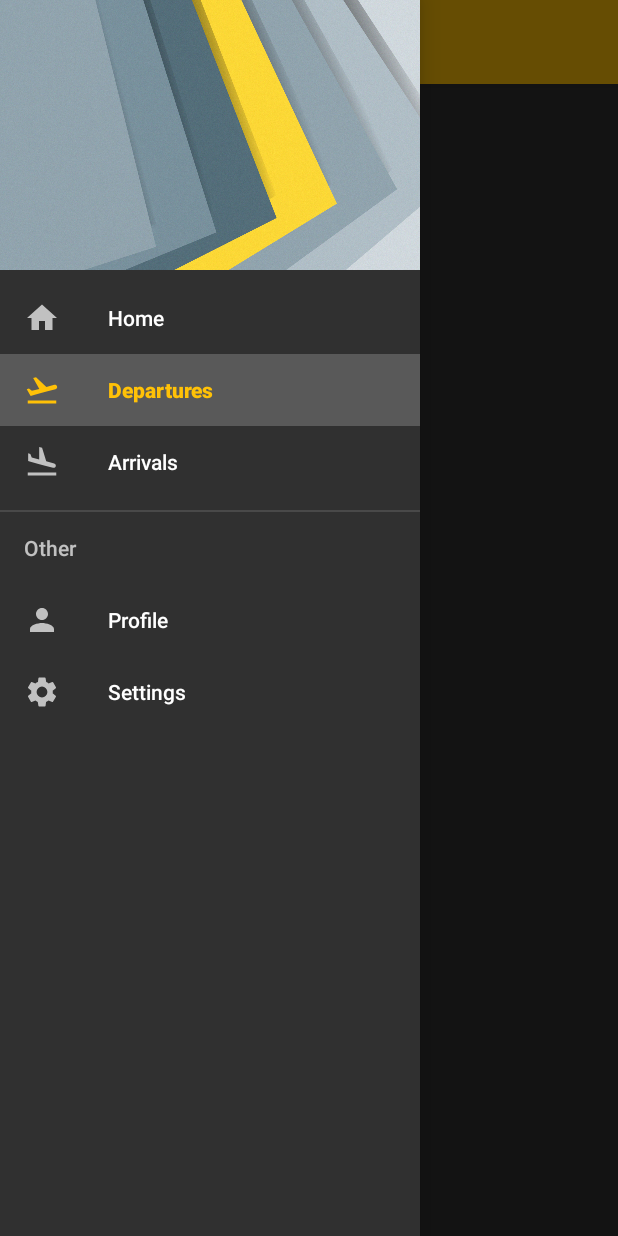
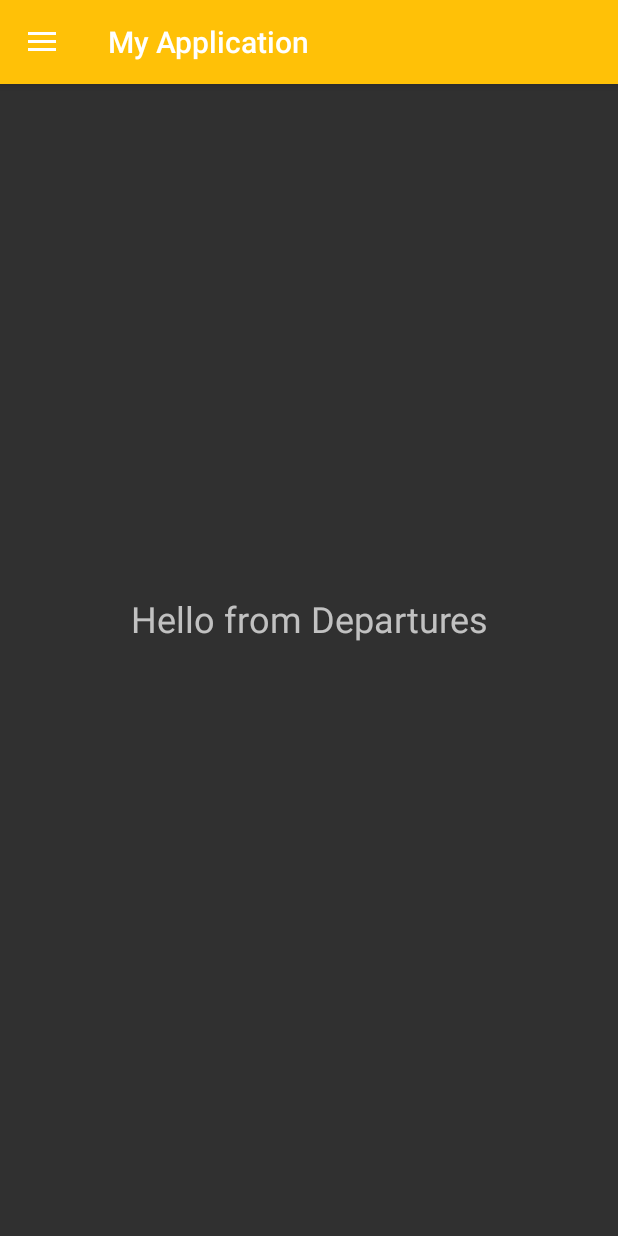
Before and after one commit to FranciscoJavierMartin/Demo-navigation-drawer-kotlin, an Android app: the screen it shows after launch (MainActivity), in the side drawer, after a tap on "Departures", on a phone screen of 412 x 824 dp. Run offline under Robolectric (Android 15) with nearby library versions, the phone set to English and light mode, and no system bars.

```diff
--- a/app/build.gradle
+++ b/app/build.gradle
@@ -24,12 +24,14 @@ android {
 
 dependencies {
     implementation fileTree(dir: 'libs', include: ['*.jar'])
-    implementation"org.jetbrains.kotlin:kotlin-stdlib-jdk7:$kotlin_version"
+    implementation "org.jetbrains.kotlin:kotlin-stdlib-jdk7:$kotlin_version"
     implementation 'com.android.support:appcompat-v7:28.0.0'
     implementation 'com.android.support.constraint:constraint-layout:1.1.3'
+    implementation 'com.android.support:support-v4:28.0.0'
     testImplementation 'junit:junit:4.12'
     androidTestImplementation 'com.android.support.test:runner:1.0.2'
     androidTestImplementation 'com.android.support.test.espresso:espresso-core:3.0.2'
 
     implementation 'com.android.support:design:28.0.0'
+    implementation 'com.squareup.picasso:picasso:2.71828'
 }
--- a/app/src/main/AndroidManifest.xml
+++ b/app/src/main/AndroidManifest.xml
@@ -9,7 +9,7 @@
             android:roundIcon="@mipmap/ic_launcher_round"
             android:supportsRtl="true"
             android:theme="@style/AppTheme">
-        <activity android:name=".MainActivity">
+        <activity android:name=".activities.MainActivity">
             <intent-filter>
                 <action android:name="android.intent.action.MAIN"/>
 
--- a/app/src/main/java/com/example/myapplication/MainActivity.kt
+++ /dev/null
@@ -1,43 +0,0 @@
-package com.example.myapplication
-
-import android.support.v7.app.AppCompatActivity
-import android.os.Bundle
-import android.support.design.widget.NavigationView
-import android.support.v7.app.ActionBarDrawerToggle
-import android.support.v7.widget.Toolbar
-import android.view.MenuItem
-import kotlinx.android.synthetic.main.activity_main.*
-
-class MainActivity : AppCompatActivity(), NavigationView.OnNavigationItemSelectedListener {
-
-    private var _toolbar: Toolbar? = null
-
-    override fun onCreate(savedInstanceState: Bundle?) {
-        super.onCreate(savedInstanceState)
-        setContentView(R.layout.activity_main)
-        toolbarToLoad(toolbar as Toolbar)
-        setNavDrawer()
-    }
-
-    override fun onNavigationItemSelected(item: MenuItem): Boolean {
-        return true
-    }
-
-    private fun setNavDrawer(){
-        val toggle = ActionBarDrawerToggle(this, drawerLayout, _toolbar, R.string.open_drawer, R.string.close_drawer)
-        toggle.isDrawerIndicatorEnabled = true
-        drawerLayout.addDrawerListener(toggle)
-        toggle.syncState()
-
-        navView.setNavigationItemSelectedListener(this)
-    }
-
-    private fun toolbarToLoad(toolbar: Toolbar?){
-        this._toolbar = toolbar
-        this._toolbar?.let { setSupportActionBar(this._toolbar) }
-    }
-
-    private fun enableHomeDisplay(value: Boolean){
-        supportActionBar?.setDisplayHomeAsUpEnabled(value)
-    }
-}
--- /dev/null
+++ b/app/src/main/java/com/example/myapplication/activities/MainActivity.kt
@@ -0,0 +1,100 @@
+package com.example.myapplication.activities
+
+import android.support.v7.app.AppCompatActivity
+import android.os.Bundle
+import android.support.design.widget.NavigationView
+import android.support.v4.app.Fragment
+import android.support.v4.view.GravityCompat
+import android.support.v7.app.ActionBarDrawerToggle
+import android.support.v7.widget.Toolbar
+import android.view.MenuItem
+import android.widget.TextView
+import com.example.myapplication.R
+import com.example.myapplication.fragments.ArrivalsFragment
+import com.example.myapplication.fragments.DeparturesFragment
+import com.example.myapplication.fragments.HomeFragment
+import com.example.myapplication.toast
+import kotlinx.android.synthetic.main.activity_main.*
+
+class MainActivity : AppCompatActivity(), NavigationView.OnNavigationItemSelectedListener {
+
+    private var _toolbar: Toolbar? = null
+
+    override fun onCreate(savedInstanceState: Bundle?) {
+        super.onCreate(savedInstanceState)
+        setContentView(R.layout.activity_main)
+        toolbarToLoad(toolbar as Toolbar)
+
+        setNavDrawer()
+        setUserHeaderInformation()
+
+        if(savedInstanceState == null){
+            fragmentTransaction(HomeFragment())
+            navView.menu.getItem(0).isChecked = true
+        }
+
+    }
+
+    override fun onNavigationItemSelected(item: MenuItem): Boolean {
+        showMessageNavItemSelectedById(item.itemId)
+        loadFragmentById(item.itemId)
+        drawerLayout.closeDrawer(GravityCompat.START)
+        return true
+    }
+
+    override fun onBackPressed() {
+        if(drawerLayout.isDrawerOpen(GravityCompat.START)){
+            drawerLayout.closeDrawer(GravityCompat.START)
+        } else{
+            super.onBackPressed()
+        }
+    }
+
+    private fun fragmentTransaction(fragment: Fragment){
+        supportFragmentManager.beginTransaction()
+            .replace(R.id.container, fragment)
+            .commit()
+    }
+
+    private fun setNavDrawer(){
+        val toggle = ActionBarDrawerToggle(this, drawerLayout, _toolbar, R.string.open_drawer, R.string.close_drawer)
+        toggle.isDrawerIndicatorEnabled = true
+        drawerLayout.addDrawerListener(toggle)
+        toggle.syncState()
+
+        navView.setNavigationItemSelectedListener(this)
+    }
+
+    private fun toolbarToLoad(toolbar: Toolbar?){
+        this._toolbar = toolbar
+        this._toolbar?.let { setSupportActionBar(this._toolbar) }
+    }
+
+    private fun enableHomeDisplay(value: Boolean){
+        supportActionBar?.setDisplayHomeAsUpEnabled(value)
+    }
+
+    private fun loadFragmentById(id: Int){
+        when(id){
+            R.id.nav_home -> fragmentTransaction(HomeFragment())
+            R.id.nav_departures -> fragmentTransaction(DeparturesFragment())
+            R.id.nav_arrivals -> fragmentTransaction(ArrivalsFragment())
+        }
+    }
+
+    private fun showMessageNavItemSelectedById(id:Int){
+        when(id){
+            R.id.nav_profile -> toast("Profile")
+            R.id.nav_settings -> toast("Settings")
+        }
+    }
+
+    private fun setUserHeaderInformation(){
+        val name = navView.getHeaderView(0).findViewById<TextView>(R.id.textViewName)
+        val email = navView.getHeaderView(0).findViewById<TextView>(R.id.textViewEmail)
+
+        // This is only for learning purpose
+        name?.let { name.text = getString(R.string.user_name) }
+        email?.let { email.text = getString(R.string.user_email) }
+    }
+}
--- /dev/null
+++ b/app/src/main/java/com/example/myapplication/fragments/DeparturesFragment.kt
@@ -0,0 +1,23 @@
+package com.example.myapplication.fragments
+
+import android.os.Bundle
+import android.support.v4.app.Fragment
+import android.view.LayoutInflater
+import android.view.View
+import android.view.ViewGroup
+import com.example.myapplication.R
+
+
+class DeparturesFragment : Fragment() {
+
+
+    override fun onCreateView(
+        inflater: LayoutInflater, container: ViewGroup?,
+        savedInstanceState: Bundle?
+    ): View? {
+        // Inflate the layout for this fragment
+        return inflater.inflate(R.layout.fragment_departures, container, false)
+    }
+
+
+}
--- /dev/null
+++ b/app/src/main/java/com/example/myapplication/fragments/HomeFragment.kt
@@ -0,0 +1,22 @@
+package com.example.myapplication.fragments
+
+
+import android.os.Bundle
+import android.support.v4.app.Fragment
+import android.view.LayoutInflater
+import android.view.View
+import android.view.ViewGroup
+import com.example.myapplication.R
+
+
+class HomeFragment : Fragment() {
+
+    override fun onCreateView(
+        inflater: LayoutInflater, container: ViewGroup?,
+        savedInstanceState: Bundle?
+    ): View? {
+        return inflater.inflate(R.layout.fragment_home, container, false)
+    }
+
+
+}
--- /dev/null
+++ b/app/src/main/res/layout/fragment_departures.xml
@@ -0,0 +1,24 @@
+<?xml version="1.0" encoding="utf-8"?>
+<android.support.constraint.ConstraintLayout
+        xmlns:android="http://schemas.android.com/apk/res/android"
+        xmlns:app="http://schemas.android.com/apk/res-auto" xmlns:tools="http://schemas.android.com/tools"
+        android:layout_width="match_parent"
+        android:layout_height="match_parent"
+        tools:context=".fragments.DeparturesFragment">
+
+    <TextView
+            android:layout_width="wrap_content"
+            android:layout_height="wrap_content"
+            android:text="@string/departures_fragment_hello"
+            app:layout_constraintEnd_toEndOf="parent"
+            android:layout_marginEnd="8dp"
+            app:layout_constraintStart_toStartOf="parent"
+            android:layout_marginStart="8dp"
+            android:layout_marginTop="8dp"
+            app:layout_constraintTop_toTopOf="parent"
+            android:layout_marginBottom="8dp"
+            app:layout_constraintBottom_toBottomOf="parent"
+            android:textAlignment="center"
+            android:textSize="24sp"/>
+
+</android.support.constraint.ConstraintLayout>
--- a/app/src/main/res/values/strings.xml
+++ b/app/src/main/res/values/strings.xml
@@ -18,4 +18,7 @@
     <string name="menu_profile_entry">Profile</string>
     <string name="menu_arrivals_entry">Arrivals</string>
     <string name="menu_departures_entry">Departures</string>
+
+    <!-- TODO: Remove or change this placeholder text -->
+    <string name="hello_blank_fragment">Hello blank fragment</string>
 </resources>
```
Also changed, not shown: app/src/main/java/com/example/myapplication/ExtensionFunctions.kt (added, +25 -0 lines), app/src/main/java/com/example/myapplication/fragments/ArrivalsFragment.kt (added, +23 -0 lines), app/src/main/res/layout/fragment_arrivals.xml (added, +24 -0 lines), app/src/main/res/layout/fragment_home.xml (added, +24 -0 lines).
